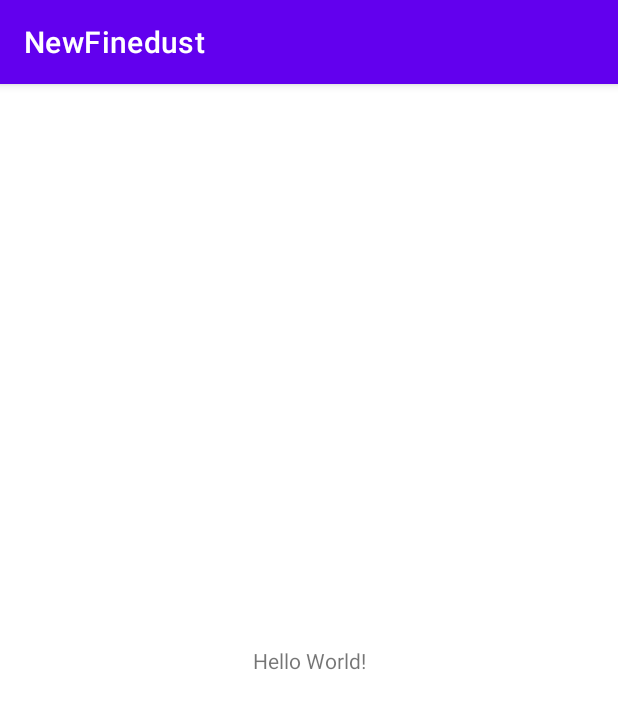
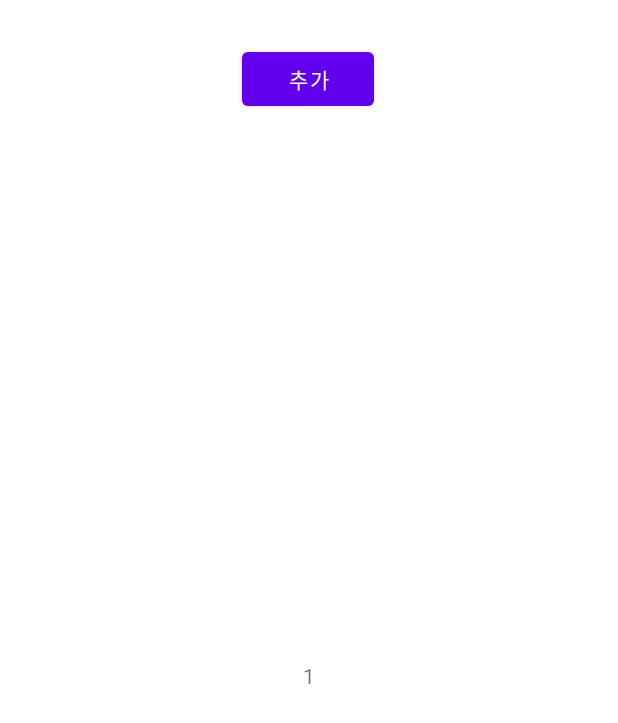
Before and after one commit to sangwon95/NewFinedust, an Android app: the screen it shows after launch (MainActivity), on a phone screen of 412 x 824 dp. Shown: the top 723 px of the screen. Run offline under Robolectric (Android 15) with nearby library versions, the phone set to English and light mode, and no system bars.

Commit message:
complete viewPager2

```diff
--- a/app/src/main/java/com/tobie/newfinedust/MainActivity.kt
+++ b/app/src/main/java/com/tobie/newfinedust/MainActivity.kt
@@ -1,11 +1,76 @@
 package com.tobie.newfinedust
 
+import android.R
+import android.annotation.SuppressLint
+import android.os.Bundle
+import android.view.View
+import android.view.View.OnClickListener
+import android.widget.Toast
 import androidx.appcompat.app.AppCompatActivity
-import android.os.Bundle
+import androidx.fragment.app.Fragment
+import androidx.fragment.app.FragmentActivity
+import androidx.fragment.app.FragmentManager
+import androidx.fragment.app.FragmentStatePagerAdapter
+import androidx.viewpager.widget.ViewPager
+import androidx.viewpager2.adapter.FragmentStateAdapter
+import androidx.viewpager2.widget.ViewPager2
+import com.tobie.newfinedust.adapter.ViewPager2Adapter
+import com.tobie.newfinedust.databinding.ActivityMainBinding
 
-class MainActivity : AppCompatActivity() {
+/**
+ * The number of pages (wizard steps) to show in this demo.
+ */
+private const val NUM_PAGES = 5
+
+class MainActivity : AppCompatActivity(), OnClickListener {
+
+    companion object {
+        const val TAG: String = "MainActivity 로그"
+    }
+
+    private lateinit var binding: ActivityMainBinding
+    private lateinit var adapter: ViewPager2Adapter
+
+    private var data: ArrayList<Int> = arrayListOf(1,2,3)
+
     override fun onCreate(savedInstanceState: Bundle?) {
         super.onCreate(savedInstanceState)
-        setContentView(R.layout.activity_main)
+
+        // view binding
+        // 자동으로 완성된 액티비티 메인 바인딩 클스 인스턴스를 가져온다.
+        binding = ActivityMainBinding.inflate(layoutInflater)
+        setContentView(binding.root)
+
+        /**
+         * Add Button
+         */
+        binding.button.setOnClickListener(this)
+
+        /**
+         * ViewPager2
+         */
+        adapter = ViewPager2Adapter(data)
+        binding.viewPager2.adapter = adapter // 어뎁터 생성
+        binding.viewPager2.orientation = ViewPager2.ORIENTATION_HORIZONTAL // 가로 방향 스크롤
+
+
+    }
+
+    // 뷰 페이저에 들어갈 아이템
+    private fun getIdolList(): ArrayList<Int> {
+        return arrayListOf(1, 2, 3)
+    }
+
+    private fun update() {
+        data.add(4)
+        adapter.update(data)
+        Toast.makeText(this@MainActivity, "추가 완료", Toast.LENGTH_SHORT).show()
+    }
+
+    override fun onClick(view: View?) {
+        when(view){
+            binding.button -> update()
+        }
+
     }
 }
--- /dev/null
+++ b/app/src/main/java/com/tobie/newfinedust/adapter/ViewPager2Adapter.kt
@@ -0,0 +1,31 @@
+package com.tobie.newfinedust.adapter
+
+import android.view.LayoutInflater
+import android.view.ViewGroup
+import android.widget.TextView
+import androidx.recyclerview.widget.RecyclerView
+import com.tobie.newfinedust.R
+
+class ViewPager2Adapter(idolList: ArrayList<Int>) : RecyclerView.Adapter<ViewPager2Adapter.PagerViewHolder>() {
+    var item = idolList
+
+    override fun getItemCount(): Int = item.size
+
+    override fun onCreateViewHolder(parent: ViewGroup, viewType: Int) = PagerViewHolder((parent))
+
+    override fun onBindViewHolder(holder: PagerViewHolder, position: Int) {
+        holder.txt.text = item[position].toString()
+    }
+
+    inner class PagerViewHolder(parent: ViewGroup) : RecyclerView.ViewHolder
+        (LayoutInflater.from(parent.context).inflate(R.layout.view_item, parent, false)){
+
+        val txt = itemView.findViewById<TextView>(R.id.text_view)
+    }
+
+
+     fun update(idolList: ArrayList<Int>) {
+        item = idolList
+        notifyItemChanged(item.size-1)
+    }
+}
--- a/app/src/main/res/layout/activity_main.xml
+++ b/app/src/main/res/layout/activity_main.xml
@@ -1,18 +1,59 @@
 <?xml version="1.0" encoding="utf-8"?>
-<androidx.constraintlayout.widget.ConstraintLayout xmlns:android="http://schemas.android.com/apk/res/android"
+<androidx.constraintlayout.widget.ConstraintLayout
+    xmlns:android="http://schemas.android.com/apk/res/android"
     xmlns:app="http://schemas.android.com/apk/res-auto"
     xmlns:tools="http://schemas.android.com/tools"
     android:layout_width="match_parent"
     android:layout_height="match_parent"
     tools:context=".MainActivity">
 
-    <TextView
+    <Button
+        android:id="@+id/button"
         android:layout_width="wrap_content"
         android:layout_height="wrap_content"
-        android:text="Hello World!"
+        android:text="추가"
+        app:layout_constraintBottom_toBottomOf="parent"
+        app:layout_constraintEnd_toEndOf="parent"
+        app:layout_constraintHorizontal_bias="0.498"
+        app:layout_constraintStart_toStartOf="parent"
+        app:layout_constraintTop_toTopOf="parent"
+        app:layout_constraintVertical_bias="0.037" />
+
+    <androidx.viewpager2.widget.ViewPager2
+        android:id="@+id/view_pager2"
+        android:layout_width="match_parent"
+        android:layout_height="0dp"
+        app:layout_constraintBottom_toBottomOf="parent"
+        app:layout_constraintEnd_toEndOf="parent"
+        app:layout_constraintHorizontal_bias="1.0"
+        app:layout_constraintStart_toStartOf="parent"
+        app:layout_constraintTop_toBottomOf="@+id/button" />
+
+    <!-- <androidx.viewpager.widget.ViewPager
+         android:id="@+id/view_pager"
+         android:layout_width="match_parent"
+         android:layout_height="0dp"
+         android:layout_marginTop="20dp"
+         app:layout_constraintEnd_toEndOf="parent"
+         app:layout_constraintStart_toStartOf="parent"
+         app:layout_constraintTop_toBottomOf="@+id/add_btn" />-->
+
+   <!-- <FrameLayout
+        android:id="@+id/fragment"
+        android:layout_width="match_parent"
+        android:layout_height="0dp"
         app:layout_constraintBottom_toBottomOf="parent"
         app:layout_constraintEnd_toEndOf="parent"
         app:layout_constraintStart_toStartOf="parent"
-        app:layout_constraintTop_toTopOf="parent" />
+        app:layout_constraintTop_toBottomOf="@+id/add_btn" />-->
+
+<!--    <androidx.fragment.app.FragmentContainerView
+        android:id="@+id/fragment_container_view"
+        android:layout_width="wrap_content"
+        android:layout_height="wrap_content"
+        app:layout_constraintBottom_toBottomOf="parent"
+        app:layout_constraintEnd_toEndOf="parent"
+        app:layout_constraintHorizontal_bias="0.0"
+        app:layout_constraintStart_toStartOf="parent" />-->
 
 </androidx.constraintlayout.widget.ConstraintLayout>
--- /dev/null
+++ b/app/src/main/res/layout/view_item.xml
@@ -0,0 +1,18 @@
+<?xml version="1.0" encoding="utf-8"?>
+<androidx.constraintlayout.widget.ConstraintLayout
+    xmlns:android="http://schemas.android.com/apk/res/android"
+    xmlns:app="http://schemas.android.com/apk/res-auto"
+    android:layout_width="match_parent"
+    android:layout_height="match_parent">
+
+    <TextView
+        android:id="@+id/text_view"
+        android:layout_width="wrap_content"
+        android:layout_height="wrap_content"
+        android:text="@string/hello_blank_fragment"
+        app:layout_constraintBottom_toBottomOf="parent"
+        app:layout_constraintEnd_toEndOf="parent"
+        app:layout_constraintStart_toStartOf="parent"
+        app:layout_constraintTop_toTopOf="parent" />
+
+</androidx.constraintlayout.widget.ConstraintLayout>
--- a/app/src/main/res/values-night/themes.xml
+++ b/app/src/main/res/values-night/themes.xml
@@ -1,6 +1,6 @@
 <resources xmlns:tools="http://schemas.android.com/tools">
     <!-- Base application theme. -->
-    <style name="Theme.NewFinedust" parent="Theme.MaterialComponents.DayNight.DarkActionBar">
+    <style name="Theme.NewFinedust" parent="Theme.MaterialComponents.DayNight.NoActionBar">
         <!-- Primary brand color. -->
         <item name="colorPrimary">@color/purple_200</item>
         <item name="colorPrimaryVariant">@color/purple_700</item>
--- a/app/src/main/res/values/strings.xml
+++ b/app/src/main/res/values/strings.xml
@@ -1,3 +1,5 @@
 <resources>
     <string name="app_name">NewFinedust</string>
+    <!-- TODO: Remove or change this placeholder text -->
+    <string name="hello_blank_fragment">Hello blank fragment</string>
 </resources>
--- a/app/src/main/res/values/themes.xml
+++ b/app/src/main/res/values/themes.xml
@@ -1,6 +1,6 @@
 <resources xmlns:tools="http://schemas.android.com/tools">
     <!-- Base application theme. -->
-    <style name="Theme.NewFinedust" parent="Theme.MaterialComponents.DayNight.DarkActionBar">
+    <style name="Theme.NewFinedust" parent="Theme.MaterialComponents.DayNight.NoActionBar">
         <!-- Primary brand color. -->
         <item name="colorPrimary">@color/purple_500</item>
         <item name="colorPrimaryVariant">@color/purple_700</item>
--- a/build.gradle
+++ b/build.gradle
@@ -1,6 +1,6 @@
 // Top-level build file where you can add configuration options common to all sub-projects/modules.
 plugins {
-    id 'com.android.application' version '7.4.2' apply false
-    id 'com.android.library' version '7.4.2' apply false
+    id 'com.android.application' version '7.2.2' apply false
+    id 'com.android.library' version '7.2.2' apply false
     id 'org.jetbrains.kotlin.android' version '1.8.0' apply false
 }
```
Also changed, not shown: app/build.gradle (+9 -1 lines), app/src/main/java/com/tobie/newfinedust/HomeFragment.kt (added, +30 -0 lines), app/src/main/res/layout/fragment_home.xml (added, +29 -0 lines).
